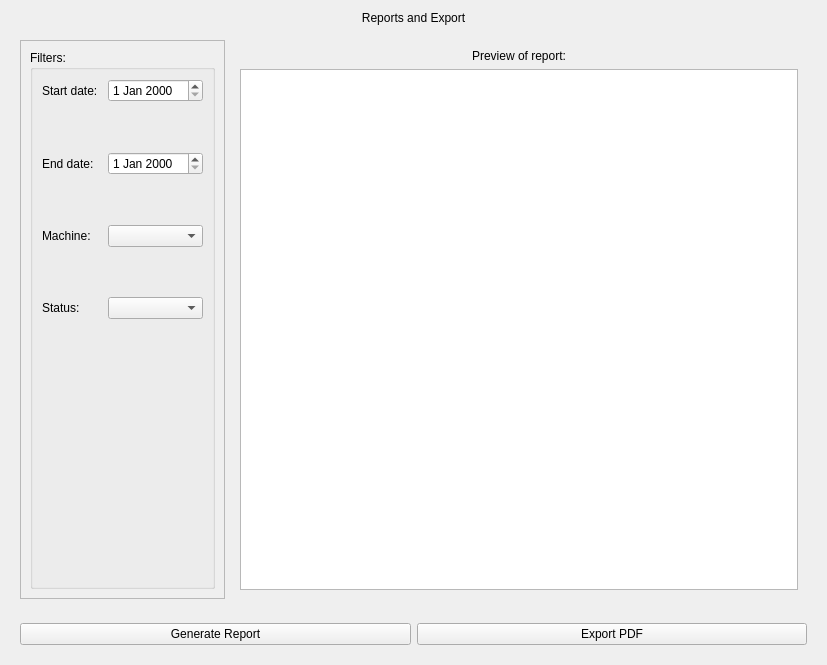
MagdaOleksandrTeam/ProductionPlanner, file ui/ReportsView.ui: the form before one commit.
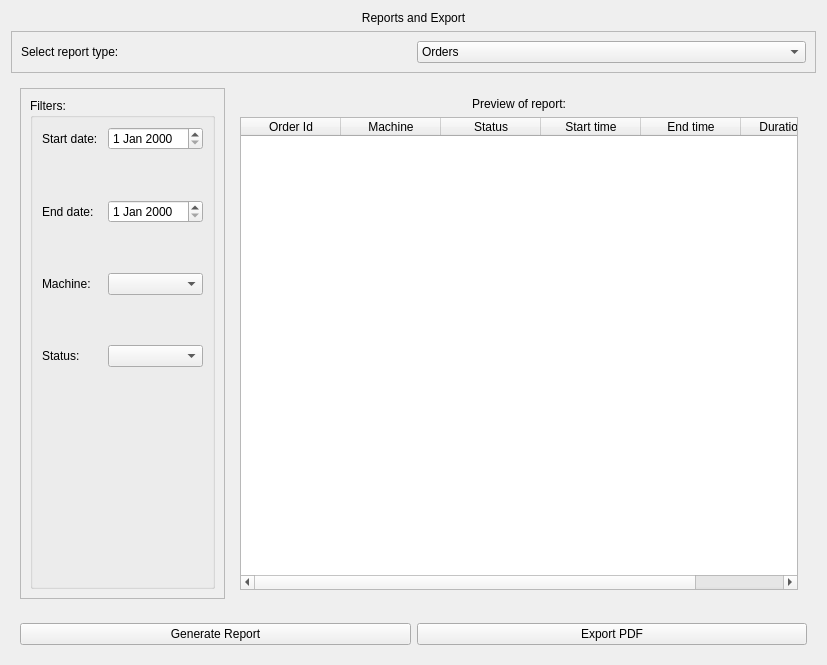
The form after the commit. Icons and pictures are not drawn.

Commit message: Complete Reports feature: frontend and backend fully implemented for Orders and Shortage reports with filters and PDF export

The edit to the form file:
```diff
--- a/ui/ReportsView.ui
+++ b/ui/ReportsView.ui
@@ -27,6 +27,39 @@
      </property>
     </widget>
    </item>
+   <item>
+    <widget class="QFrame" name="frame">
+     <property name="frameShape">
+      <enum>QFrame::Shape::StyledPanel</enum>
+     </property>
+     <property name="frameShadow">
+      <enum>QFrame::Shadow::Raised</enum>
+     </property>
+     <layout class="QHBoxLayout" name="horizontalLayout_3">
+      <item>
+       <widget class="QLabel" name="lblInfo">
+        <property name="text">
+         <string>Select report type:</string>
+        </property>
+       </widget>
+      </item>
+      <item>
+       <widget class="QComboBox" name="cb_report_type">
+        <item>
+         <property name="text">
+          <string>Orders</string>
+         </property>
+        </item>
+        <item>
+         <property name="text">
+          <string>Shortage</string>
+         </property>
+        </item>
+       </widget>
+      </item>
+     </layout>
+    </widget>
+   </item>
    <item>
     <widget class="QWidget" name="widget_container" native="true">
      <layout class="QHBoxLayout" name="horizontalLayout">
@@ -130,7 +163,41 @@
           </widget>
          </item>
          <item>
-          <widget class="QTableWidget" name="tableReportPreview"/>
+          <widget class="QTableWidget" name="tableReportPreview">
+           <attribute name="horizontalHeaderStretchLastSection">
+            <bool>true</bool>
+           </attribute>
+           <column>
+            <property name="text">
+             <string>Order Id</string>
+            </property>
+           </column>
+           <column>
+            <property name="text">
+             <string>Machine</string>
+            </property>
+           </column>
+           <column>
+            <property name="text">
+             <string>Status</string>
+            </property>
+           </column>
+           <column>
+            <property name="text">
+             <string>Start time</string>
+            </property>
+           </column>
+           <column>
+            <property name="text">
+             <string>End time</string>
+            </property>
+           </column>
+           <column>
+            <property name="text">
+             <string>Duration (h)</string>
+            </property>
+           </column>
+          </widget>
          </item>
         </layout>
        </widget>
```
The commit also changes 3 other files.
